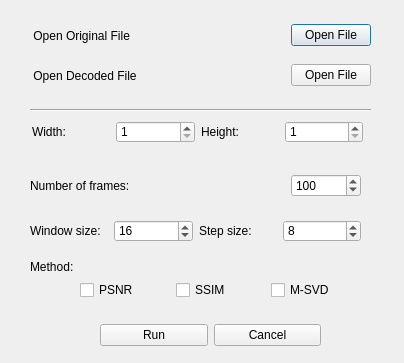
Old version of the form test.ui in the repository honzabilek4/VideoCodecs.
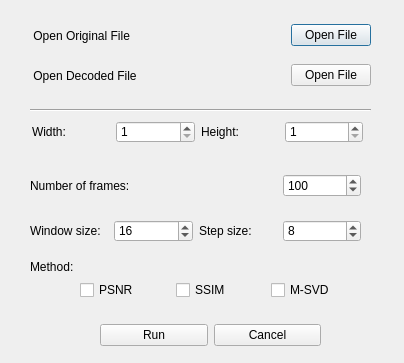
New version of the form.

What changed in the file:
```diff
--- a/test.ui
+++ b/test.ui
@@ -196,7 +196,7 @@
       </property>
       <property name="minimumSize">
        <size>
-        <width>70</width>
+        <width>78</width>
         <height>0</height>
        </size>
       </property>
```
